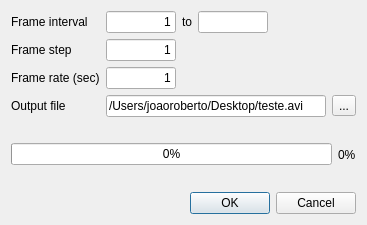
The window that src/ui/video_export_dialog.ui (IPH-ECO/iph-eco-gui) describes before a commit, drawn with Qt 5.
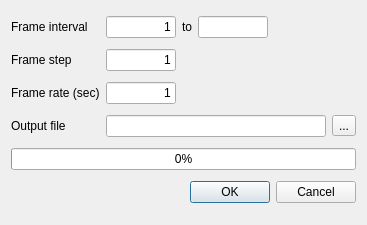
The same window after the commit.

Commit message: Removing progress label in video export dialog

```diff
--- a/src/ui/video_export_dialog.ui
+++ b/src/ui/video_export_dialog.ui
@@ -86,7 +86,7 @@
    <item row="3" column="1" colspan="3">
     <widget class="QLineEdit" name="edtOutputFile">
      <property name="text">
-      <string>/Users/joaoroberto/Desktop/teste.avi</string>
+      <string/>
      </property>
     </widget>
    </item>
@@ -196,13 +196,6 @@
        </property>
       </widget>
      </item>
-     <item>
-      <widget class="QLabel" name="lblPercentage">
-       <property name="text">
-        <string>0%</string>
-       </property>
-      </widget>
-     </item>
     </layout>
    </item>
   </layout>
```
The commit also changes 2 other files.
